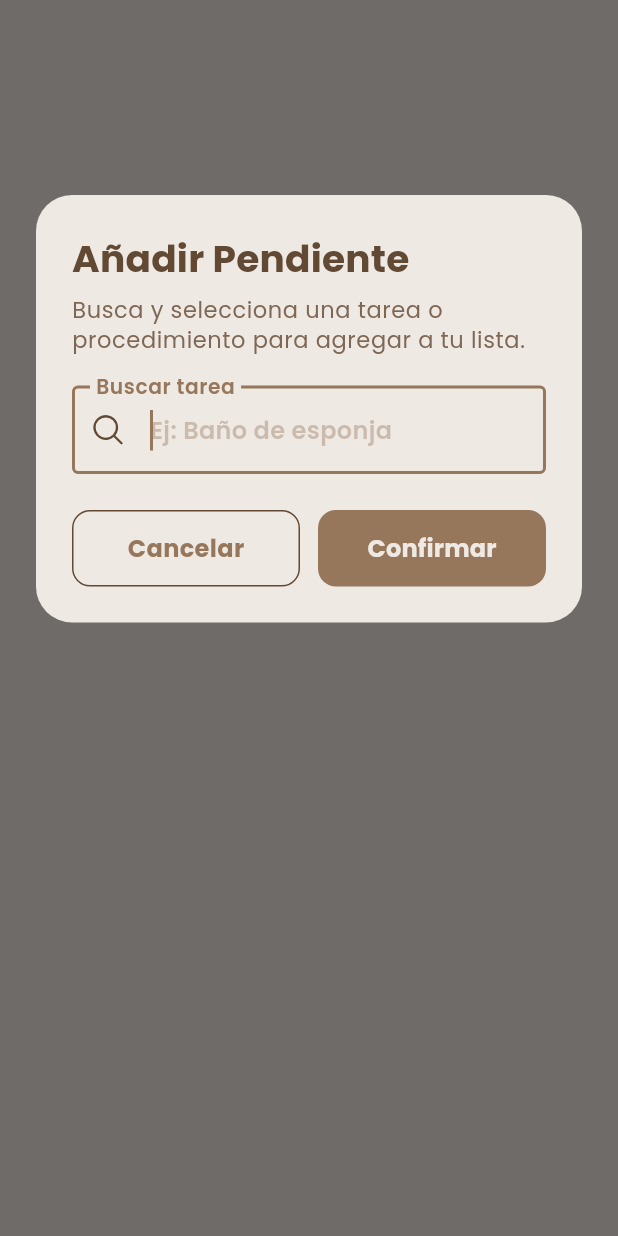
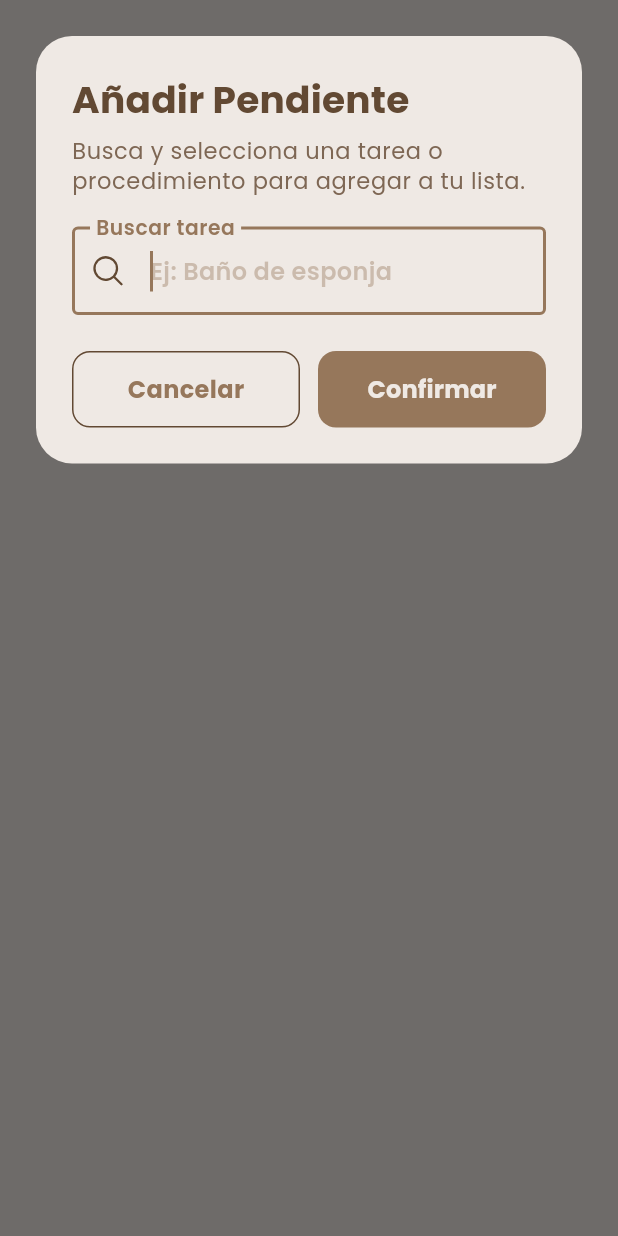
Before and after one commit to farkasokovo/nursia_app, a Flutter app: what showAddPendienteDialog() shows on an empty page, opened directly with empty values, after a tap on "Confirmar", on a phone screen of 412 x 824 dp. Run offline on Flutter 3.47's test engine with Material 3 defaults, Android fonts, the phone set to English and light mode, and no system bars; our stand-ins replace phosphor_flutter, sqflite; accounts and stored records are empty.

```diff
--- a/lib/turno_activo/models/pendiente_info.dart
+++ b/lib/turno_activo/models/pendiente_info.dart
@@ -1,5 +1,3 @@
-import 'package:nursia_app/turno_activo/models/pendiente_info.dart';
-
 class PendienteInfo {
   final int? id;
   final String nombre;
--- a/lib/turno_activo/tabs/pendientes_tab.dart
+++ b/lib/turno_activo/tabs/pendientes_tab.dart
@@ -98,7 +98,7 @@ class PendientesTab extends StatelessWidget {
       itemCount: items.length,
       itemBuilder: (context, index) {
         final item = items[index];
-        final estaSeleccionado = seleccionados.contains(index);
+        final estaSeleccionado = seleccionados.contains(item.id);
 
         return GestureDetector(
           onTap: () => onToggleSeleccion(index),
--- a/lib/turno_activo/widgets/add_pendiente_dialog.dart
+++ b/lib/turno_activo/widgets/add_pendiente_dialog.dart
@@ -19,21 +19,14 @@ Future<void> showAddPendienteDialog(
     builder: (context) {
       final textTheme = Theme.of(context).textTheme;
       final colorScheme = Theme.of(context).colorScheme;
+
       PendienteInfo? seleccionTemporal;
 
       return MediaQuery(
-        // Evita que el diálogo suba erráticamente cuando aparece el teclado,
-        // igual que en el diálogo de pacientes
         data: MediaQuery.of(context).copyWith(viewInsets: EdgeInsets.zero),
-        child: Padding(
-          padding: const EdgeInsets.only(top: 90.0),
         child: Dialog(
           alignment: Alignment.topCenter,
-
-            insetPadding: const EdgeInsets.symmetric(
-              horizontal: 24,
-              vertical: 40,
-            ),
+          insetPadding: const EdgeInsets.fromLTRB(24, 24, 24, 40),
           shape: RoundedRectangleBorder(
             borderRadius: BorderRadius.circular(24),
           ),
@@ -44,28 +37,37 @@ Future<void> showAddPendienteDialog(
               crossAxisAlignment: CrossAxisAlignment.start,
               children: [
                 Text("Añadir Pendiente", style: textTheme.titleMedium),
+
                 const SizedBox(height: 6),
+
                 Text(
                   "Busca y selecciona una tarea o procedimiento para agregar a tu lista.",
                   style: textTheme.bodySmall?.copyWith(
                     color: colorScheme.onSecondaryContainer,
                   ),
                 ),
+
                 const SizedBox(height: 20),
 
                 Autocomplete<PendienteInfo>(
                   displayStringForOption: (option) => option.nombre,
+
                   optionsBuilder: (textEditingValue) {
                     if (textEditingValue.text.isEmpty) {
                       return const Iterable.empty();
                     }
+
                     return catalogo.where(
                       (p) => p.nombre.toLowerCase().contains(
                         textEditingValue.text.toLowerCase(),
                       ),
                     );
                   },
-                    onSelected: (selection) => seleccionTemporal = selection,
+
+                  onSelected: (selection) {
+                    seleccionTemporal = selection;
+                  },
+
                   fieldViewBuilder:
                       (context, controller, focusNode, onFieldSubmitted) {
                         return TextField(
@@ -75,18 +77,20 @@ Future<void> showAddPendienteDialog(
                           decoration: InputDecoration(
                             labelText: "Buscar tarea",
                             hintText: "Ej: Baño de esponja",
+
                             hintStyle: textTheme.bodyMedium?.copyWith(
-                                color: colorScheme.primary.withValues(
-                                  alpha: 0.4,
+                              color: colorScheme.primary.withValues(alpha: 0.4),
                             ),
-                              ),
+
                             border: const OutlineInputBorder(),
+
                             prefixIcon: const Icon(
                               PhosphorIconsRegular.magnifyingGlass,
                             ),
                           ),
                         );
                       },
+
                   optionsViewBuilder: (context, onSelected, options) {
                     return Align(
                       alignment: Alignment.topLeft,
@@ -94,7 +98,6 @@ Future<void> showAddPendienteDialog(
                         elevation: 4,
                         borderRadius: BorderRadius.circular(12),
                         child: SizedBox(
-                            // Ajuste de ancho para que no se salga del diálogo
                           width: MediaQuery.of(context).size.width - 96,
                           child: ListView.builder(
                             padding: EdgeInsets.zero,
@@ -102,10 +105,9 @@ Future<void> showAddPendienteDialog(
                             itemCount: options.length,
                             itemBuilder: (context, index) {
                               final option = options.elementAt(index);
+
                               return ListTile(
-                                  leading: Icon(
-                                    IconMapper.getIcon(option.icono),
-                                  ),
+                                leading: Icon(IconMapper.getIcon(option.icono)),
                                 title: Text(option.nombre),
                                 onTap: () => onSelected(option),
                               );
@@ -118,18 +120,23 @@ Future<void> showAddPendienteDialog(
                 ),
 
                 const SizedBox(height: 24),
+
                 Row(
                   children: [
                     Expanded(
                       child: OutlinedButton(
                         onPressed: () => Navigator.pop(context),
+
                         style: OutlinedButton.styleFrom(
                           padding: const EdgeInsets.symmetric(vertical: 14),
+
                           side: BorderSide(color: colorScheme.outline),
+
                           shape: RoundedRectangleBorder(
                             borderRadius: BorderRadius.circular(12),
                           ),
                         ),
+
                         child: Text(
                           "Cancelar",
                           style: textTheme.bodyMedium?.copyWith(
@@ -139,32 +146,44 @@ Future<void> showAddPendienteDialog(
                         ),
                       ),
                     ),
+
                     const SizedBox(width: 12),
+
                     Expanded(
                       child: ElevatedButton(
                         onPressed: () async {
-                            // Solo confirmamos si hay algo seleccionado
                           if (seleccionTemporal != null) {
-                              final nuevo = seleccionTemporal!.copyWith(
+                            // 🔧 CORRECCIÓN: ya no usamos el id del catálogo
+                            final nuevo = PendienteInfo(
+                              nombre: seleccionTemporal!.nombre,
+                              icono: seleccionTemporal!.icono,
                               orden: ordenSiguiente,
                             );
-                              // Guardamos en la base de datos
+
                             final guardado = await DatabaseHelper.instance
                                 .insertarPendienteTurno(nuevo);
 
                             onGuardado(guardado);
-                              if (context.mounted) Navigator.pop(context);
+
+                            if (context.mounted) {
+                              Navigator.pop(context);
+                            }
                           }
                         },
+
                         style: ElevatedButton.styleFrom(
                           backgroundColor: colorScheme.primary,
                           foregroundColor: colorScheme.onPrimary,
+
                           padding: const EdgeInsets.symmetric(vertical: 14),
+
                           elevation: 0,
+
                           shape: RoundedRectangleBorder(
                             borderRadius: BorderRadius.circular(12),
                           ),
                         ),
+
                         child: const Text(
                           "Confirmar",
                           style: TextStyle(
@@ -180,7 +199,6 @@ Future<void> showAddPendienteDialog(
             ),
           ),
         ),
-        ),
       );
     },
   );
```
Also changed, not shown: lib/database/database_helper.dart (+5 -5 lines). Lines whose indentation alone changed are shown as unchanged.
